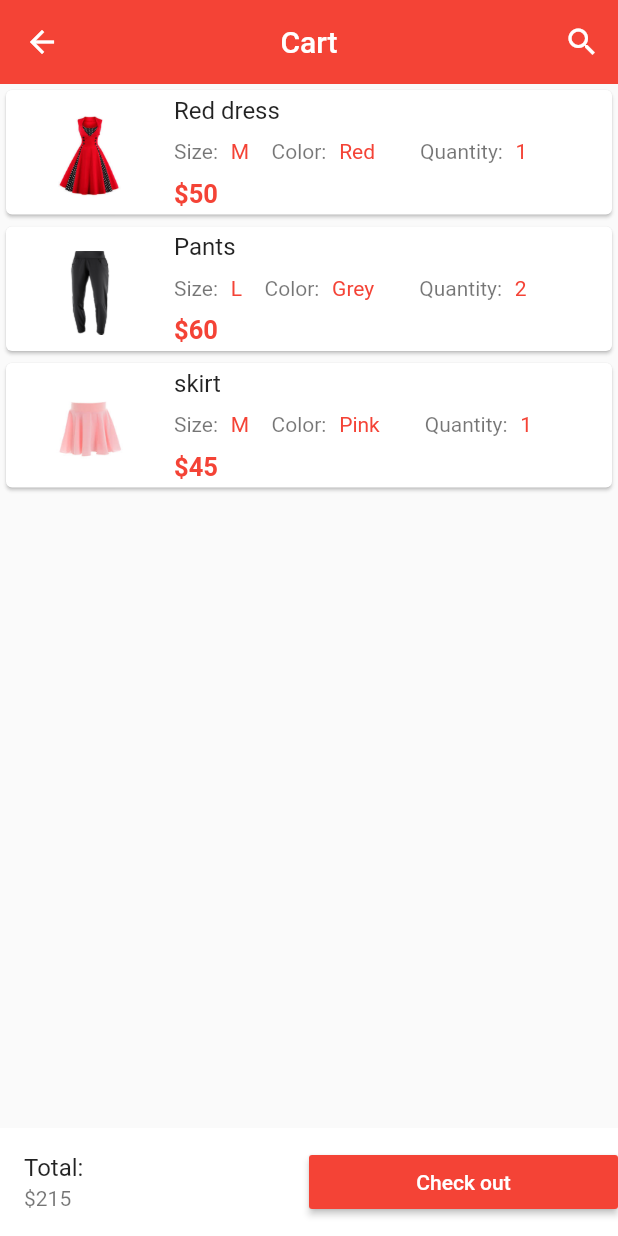
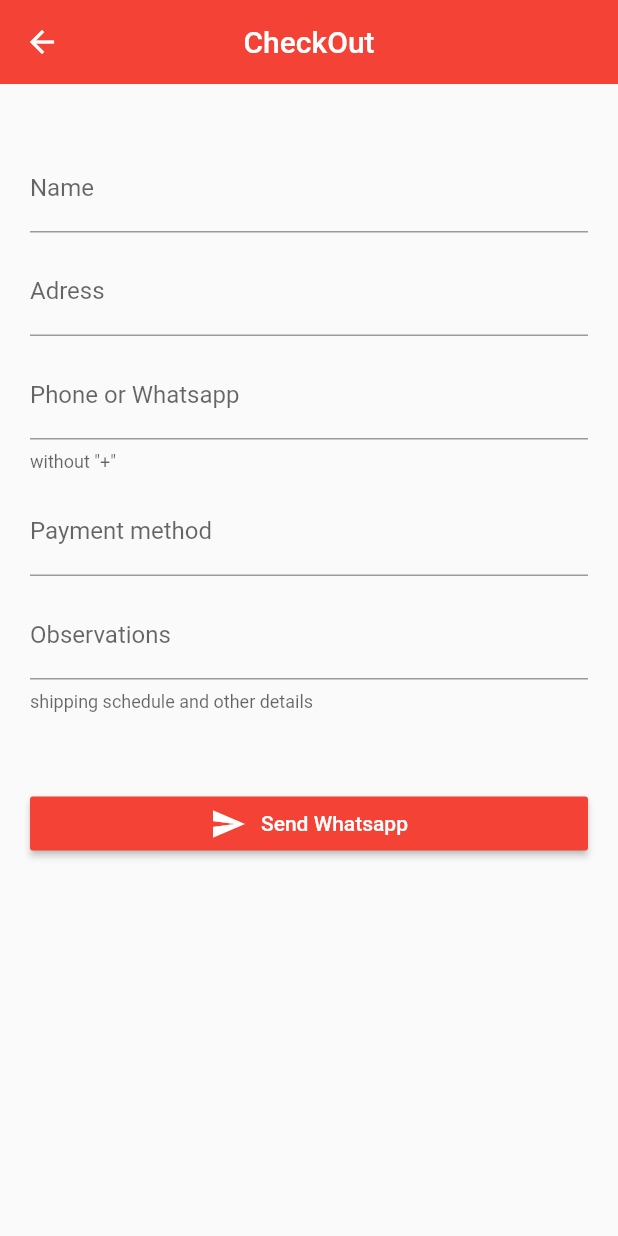
Before and after one commit to Joaco2684/E-Commerce, a Flutter app: the Cart screen opened directly, after a tap on "Check out", on a phone screen of 412 x 824 dp. Run offline on Flutter 3.47's test engine with Material 2 defaults, Android fonts, the phone set to English and light mode, and no system bars; our stand-ins replace carousel_pro; missing offline and left inert: whatsapp_unilink.

Commit message:
Adding form and button to send message

```diff
--- a/lib/main.dart
+++ b/lib/main.dart
@@ -13,7 +13,10 @@ class MyApp extends StatelessWidget {
       routes: {
         'home'  : ( BuildContext context ) => HomePage(),
         'product_details' : (BuildContext context) => ProductDetails(),
-      }
+      },
+      theme: ThemeData(
+        primarySwatch: Colors.red
+      ),
     );
   }
 }
--- a/lib/pages/cart.dart
+++ b/lib/pages/cart.dart
@@ -1,4 +1,5 @@
 import 'package:e_commerce/components/cart_products.dart';
+import 'package:e_commerce/pages/checkout.dart';
 import 'package:flutter/material.dart';
 
 class Cart extends StatefulWidget {
@@ -33,7 +34,9 @@ class _CartState extends State<Cart> {
              child: MaterialButton(
                child: Text("Check out", style: TextStyle(color: Colors.white),),
                color: Colors.red,
-               onPressed: () {},
+               onPressed: () {
+                 Navigator.push(context, MaterialPageRoute(builder: (context) => CheckOutPage()));
+               },
             ),
           ),
 
--- /dev/null
+++ b/lib/pages/checkout.dart
@@ -0,0 +1,208 @@
+import 'package:flutter/material.dart';
+import 'package:whatsapp_unilink/whatsapp_unilink.dart';
+import 'package:url_launcher/url_launcher.dart';
+
+class CheckOutPage extends StatelessWidget {
+  @override
+  Widget build(BuildContext context) {
+    return Scaffold(
+      appBar: buildAppBar(),
+      body: MyCustomForm(),
+    );
+  }
+
+  AppBar buildAppBar() {
+    return AppBar(
+      elevation: 0.0,
+      backgroundColor: Colors.red,
+      title: Text('CheckOut'),
+      centerTitle: true,
+    );
+  }
+}
+
+class MyCustomForm extends StatefulWidget {
+  @override
+  MyCustomFormState createState() {
+    return MyCustomFormState();
+  }
+}
+
+class MyCustomFormState extends State<MyCustomForm> {
+  final _formKey = GlobalKey<FormState>();
+  String name;
+  String adress;
+  String phone;
+  String payment;
+  String observations;
+
+  @override
+  Widget build(BuildContext context) {
+    return SingleChildScrollView(
+      child: Form(
+          key: _formKey,
+          child: Container(
+            padding: EdgeInsets.all(20.0),
+            child: Column(
+              children: [
+                SizedBox(height: 20.0),
+                textFieldName(),
+                SizedBox(height: 10.0),
+                textFieldAdress(),
+                SizedBox(height: 10.0),
+                textFieldPhone(),
+                SizedBox(height: 10.0),
+                textFieldPayment(),
+                SizedBox(height: 10.0),
+                textFieldObservations(),
+                SizedBox(height: 50.0),
+                materialButtonSend()
+              ],
+            ),
+          )),
+    );
+  }
+
+  MaterialButton materialButtonSend() {
+    return MaterialButton(
+                child: Row(
+                  mainAxisAlignment: MainAxisAlignment.center,
+                  children: [
+                    Icon(
+                      Icons.send,
+                      color: Colors.white,
+                    ),
+                    SizedBox(
+                      width: 10,
+                    ),
+                    Text(
+                      "Send Whatsapp",
+                      style: TextStyle(color: Colors.white),
+                    ),
+                  ],
+                ),
+                color: Colors.red,
+                onPressed: () {
+                  if (_formKey.currentState.validate()) {
+                    launchWhatsApp();
+                  }
+                },
+              );
+  }
+
+  TextFormField textFieldObservations() {
+    return TextFormField(
+                keyboardType: TextInputType.text,
+                decoration: InputDecoration(
+                    labelText: "Observations",
+                    hoverColor: Colors.red,
+                    helperText: "shipping schedule and other details"),
+                validator: (value) {
+                  if (value.isEmpty) {
+                    return "Please enter some observations";
+                  }
+                  setState(() {
+                    observations = value;
+                  });
+                },
+              );
+  }
+
+  TextFormField textFieldPayment() {
+    return TextFormField(
+                keyboardType: TextInputType.text,
+                decoration: InputDecoration(
+                    labelText: "Payment method",
+                    hoverColor: Colors.red,
+                    hintText: "Cash, Mercado pago, debit card, etc"),
+                validator: (value) {
+                  if (value.isEmpty) {
+                    return "Please enter some valid text";
+                  }
+                  setState(() {
+                    payment = value;
+                  });
+                },
+              );
+  }
+
+  TextFormField textFieldPhone() {
+    return TextFormField(
+                keyboardType: TextInputType.phone,
+                decoration: InputDecoration(
+                  labelText: "Phone or Whatsapp",
+                  hoverColor: Colors.red,
+                  helperText: 'without "+"',
+                  hintText: "54 221 1234567"
+                ),
+                validator: (value) {
+                  if (value.isEmpty) {
+                    return "Please enter some phone";
+                  }
+                  if (!validateMobile(value)) {
+                    return "Please enter a valid phone";
+                  }
+                  setState(() {
+                    phone = value;
+                  });
+                },
+              );
+  }
+
+  TextFormField textFieldAdress() {
+    return TextFormField(
+                keyboardType: TextInputType.text,
+                decoration: InputDecoration(
+                  labelText: "Adress",
+                  hoverColor: Colors.red,
+                ),
+                validator: (value) {
+                  if (value.isEmpty) {
+                    return "Please enter some valid adress";
+                  }
+                  setState(() {
+                    adress = value;
+                  });
+                },
+              );
+  }
+
+  TextFormField textFieldName() {
+    return TextFormField(
+                keyboardType: TextInputType.text,
+                decoration: InputDecoration(
+                  labelText: "Name",
+                  hoverColor: Colors.red,
+                ),
+                validator: (value) {
+                  if (value.isEmpty) {
+                    return "Please enter some valid name";
+                  }
+                  setState(() {
+                    name = value;
+                  });
+                },
+              );
+  }
+
+  bool validateMobile(String value) {
+    String patttern = r'(^(?:[+0]9)?[0-9]{10,12}$)';
+    RegExp regExp = new RegExp(patttern);
+    if (!regExp.hasMatch(value)) {
+      return false;
+    }
+    return true;
+  }
+
+  launchWhatsApp() async {
+  final link = WhatsAppUnilink(
+    phoneNumber: '+54-2216797209',
+    text: "*Name:* $name \n"
+    "*Adress:* +$adress \n"
+    "*Whatsapp:* $phone \n"
+    "*Payment:* $payment \n"
+    "*Observations*: $observations \n",
+  );
+  await launch('$link');
+}
+}
--- a/pubspec.yaml
+++ b/pubspec.yaml
@@ -29,6 +29,8 @@ dependencies:
   # Use with the CupertinoIcons class for iOS style icons.
   cupertino_icons: ^1.0.2
   carousel_pro: ^1.0.0
+  whatsapp_unilink: ^2.0.0
+  url_launcher: ^6.0.9
 
 dev_dependencies:
   flutter_test:
```
Also changed, not shown: pubspec.lock.
